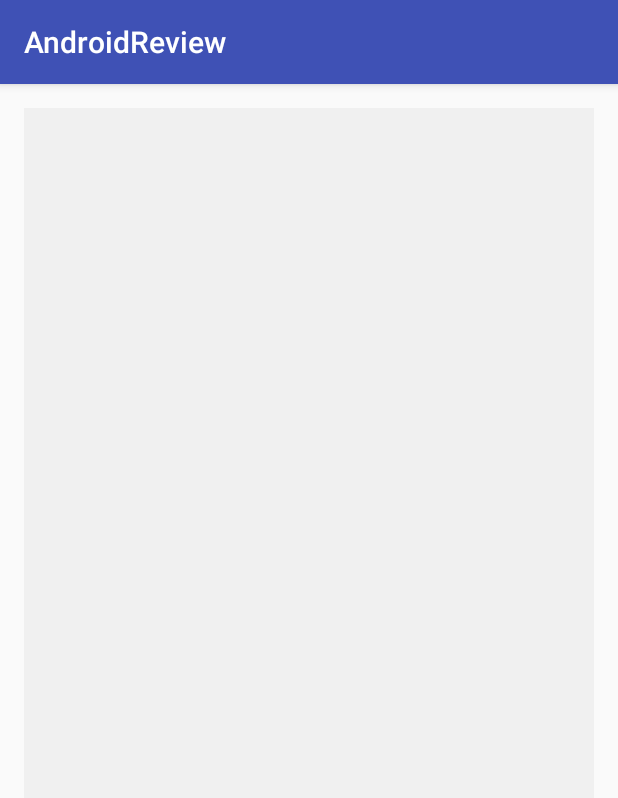
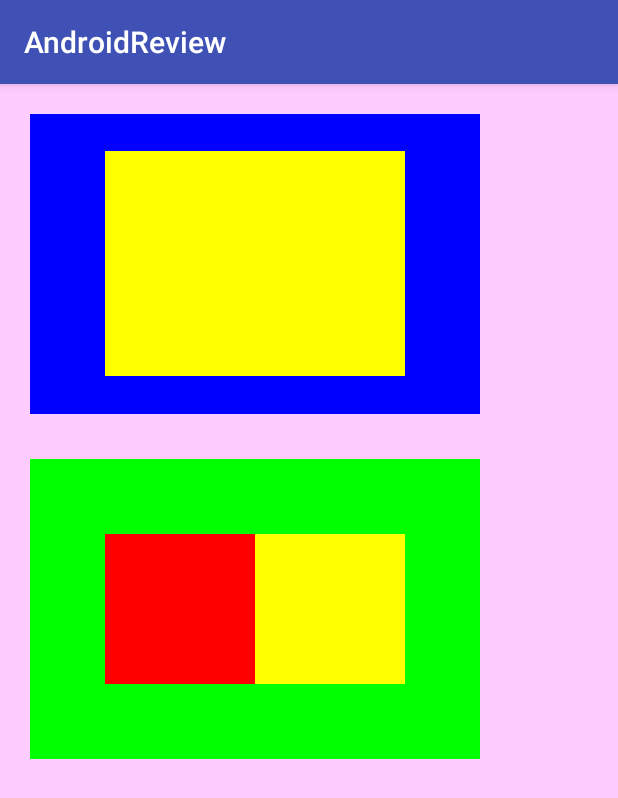
Before and after one commit to JackieHou/AndroidReview, an Android app: the EventActivity screen opened directly, with no data from a screen before it, on a phone screen of 412 x 824 dp. Shown: the top 798 px of the screen. Run offline under Robolectric (Android 15) with nearby library versions, the phone set to English and light mode, and no system bars; our stand-ins replace CircleImageView.

Commit message:
事件分发

```diff
--- /dev/null
+++ b/app/src/main/java/com/qwm/androidreview/eventdemo/MyBlueRelativeLayout.java
@@ -0,0 +1,32 @@
+package com.qwm.androidreview.eventdemo;
+
+import android.content.Context;
+import android.graphics.Color;
+import android.util.AttributeSet;
+import android.util.Log;
+import android.view.MotionEvent;
+import android.widget.RelativeLayout;
+
+/**
+ * <b>Project:</b> AndroidReview01<br>
+ * <b>Create Date:</b> 2017/3/28<br>
+ * <b>Author:</b> qiwenming<br>
+ * <b>Description:</b> <br>
+ */
+public class MyBlueRelativeLayout extends BaseRelativeLayout {
+    private static final String TAG = "MyBlueRelativeLayout";
+    public MyBlueRelativeLayout(Context context) {
+        super(context);
+        setBackgroundColor(Color.BLUE);
+    }
+
+    public MyBlueRelativeLayout(Context context, AttributeSet attrs) {
+        super(context, attrs);
+        setBackgroundColor(Color.BLUE);
+    }
+
+    public MyBlueRelativeLayout(Context context, AttributeSet attrs, int defStyleAttr) {
+        super(context, attrs, defStyleAttr);
+        setBackgroundColor(Color.BLUE);
+    }
+}
--- /dev/null
+++ b/app/src/main/java/com/qwm/androidreview/eventdemo/MyGreenLinearLayout.java
@@ -0,0 +1,36 @@
+package com.qwm.androidreview.eventdemo;
+
+import android.content.Context;
+import android.graphics.Color;
+import android.util.AttributeSet;
+import android.util.Log;
+import android.view.MotionEvent;
+import android.widget.LinearLayout;
+
+/**
+ * <b>Project:</b> AndroidReview01<br>
+ * <b>Create Date:</b> 2017/3/28<br>
+ * <b>Author:</b> qiwenming<br>
+ * <b>Description:</b> <br>
+ */
+public class MyGreenLinearLayout extends BaseLinearLayout{
+
+    private static final String TAG = "MyGreenLinearLayout";
+
+    public MyGreenLinearLayout(Context context) {
+        super(context);
+        setBackgroundColor(Color.GREEN);
+    }
+
+    public MyGreenLinearLayout(Context context, AttributeSet attrs) {
+        super(context, attrs);
+        setBackgroundColor(Color.GREEN);
+    }
+
+    public MyGreenLinearLayout(Context context, AttributeSet attrs, int defStyleAttr) {
+        super(context, attrs, defStyleAttr);
+        setBackgroundColor(Color.GREEN);
+    }
+
+
+}
--- /dev/null
+++ b/app/src/main/java/com/qwm/androidreview/eventdemo/MyRedLinearLayout.java
@@ -0,0 +1,34 @@
+package com.qwm.androidreview.eventdemo;
+
+import android.content.Context;
+import android.graphics.Color;
+import android.util.AttributeSet;
+import android.util.Log;
+import android.view.MotionEvent;
+import android.widget.LinearLayout;
+
+/**
+ * <b>Project:</b> AndroidReview01<br>
+ * <b>Create Date:</b> 2017/3/28<br>
+ * <b>Author:</b> qiwenming<br>
+ * <b>Description:</b> <br>
+ */
+public class MyRedLinearLayout extends BaseLinearLayout{
+    private static final String TAG = "MyRedLinearLayout";
+    public MyRedLinearLayout(Context context) {
+        super(context);
+        setBackgroundColor(Color.RED);
+    }
+
+    public MyRedLinearLayout(Context context, AttributeSet attrs) {
+        super(context, attrs);
+        setBackgroundColor(Color.RED);
+    }
+
+    public MyRedLinearLayout(Context context, AttributeSet attrs, int defStyleAttr) {
+        super(context, attrs, defStyleAttr);
+        setBackgroundColor(Color.RED);
+    }
+
+
+}
--- /dev/null
+++ b/app/src/main/java/com/qwm/androidreview/eventdemo/MyYellowLinearLayout.java
@@ -0,0 +1,31 @@
+package com.qwm.androidreview.eventdemo;
+
+import android.content.Context;
+import android.graphics.Color;
+import android.util.AttributeSet;
+import android.util.Log;
+import android.view.MotionEvent;
+import android.widget.LinearLayout;
+
+/**
+ * <b>Project:</b> AndroidReview01<br>
+ * <b>Create Date:</b> 2017/3/28<br>
+ * <b>Author:</b> qiwenming<br>
+ * <b>Description:</b> <br>
+ */
+public class MyYellowLinearLayout extends BaseRelativeLayout{
+    public MyYellowLinearLayout(Context context) {
+        super(context);
+        setBackgroundColor(Color.YELLOW);
+    }
+
+    public MyYellowLinearLayout(Context context, AttributeSet attrs) {
+        super(context, attrs);
+        setBackgroundColor(Color.YELLOW);
+    }
+
+    public MyYellowLinearLayout(Context context, AttributeSet attrs, int defStyleAttr) {
+        super(context, attrs, defStyleAttr);
+        setBackgroundColor(Color.YELLOW);
+    }
+}
--- a/app/src/main/res/layout/activity_event.xml
+++ b/app/src/main/res/layout/activity_event.xml
@@ -1,19 +1,16 @@
 <?xml version="1.0" encoding="utf-8"?>
-<RelativeLayout xmlns:android="http://schemas.android.com/apk/res/android"
+<com.qwm.androidreview.eventdemo.BaseRelativeLayout xmlns:android="http://schemas.android.com/apk/res/android"
     xmlns:tools="http://schemas.android.com/tools"
     android:layout_width="match_parent"
     android:layout_height="match_parent"
-    android:paddingBottom="@dimen/activity_vertical_margin"
-    android:paddingLeft="@dimen/activity_horizontal_margin"
-    android:paddingRight="@dimen/activity_horizontal_margin"
-    android:paddingTop="@dimen/activity_vertical_margin"
+    android:background="#ffccff"
     tools:context="com.qwm.androidreview.eventdemo.EventActivity">
 
-    <com.qwm.androidreview.eventdemo.MyButton
-        android:background="#f0f0f0"
-        android:id="@+id/btn_button"
-        android:layout_width="match_parent"
-        android:layout_height="match_parent" />
+    <!--<com.qwm.androidreview.eventdemo.MyButton-->
+        <!--android:background="#f0f0f0"-->
+        <!--android:id="@+id/btn_button"-->
+        <!--android:layout_width="match_parent"-->
+        <!--android:layout_height="match_parent" />-->
 
     <!--<Button-->
         <!--android:background="#f0f0f0"-->
@@ -21,5 +18,38 @@
         <!--android:layout_width="match_parent"-->
         <!--android:layout_height="match_parent" />-->
 
+    <com.qwm.androidreview.eventdemo.MyBlueRelativeLayout
+        android:layout_marginTop="20dp"
+        android:layout_marginLeft="20dp"
+        android:gravity="center"
+        android:layout_width="300dp"
+        android:layout_height="200dp">
 
-</RelativeLayout>
+        <com.qwm.androidreview.eventdemo.MyYellowLinearLayout
+            android:layout_width="200dp"
+            android:layout_height="150dp">
+        </com.qwm.androidreview.eventdemo.MyYellowLinearLayout>
+
+    </com.qwm.androidreview.eventdemo.MyBlueRelativeLayout>
+
+    <com.qwm.androidreview.eventdemo.MyGreenLinearLayout
+        android:layout_marginTop="250dp"
+        android:layout_marginLeft="20dp"
+        android:layout_width="300dp"
+        android:gravity="center"
+        android:layout_height="200dp">
+
+        <com.qwm.androidreview.eventdemo.MyRedLinearLayout
+            android:layout_width="100dp"
+            android:layout_height="100dp">
+        </com.qwm.androidreview.eventdemo.MyRedLinearLayout>
+
+        <com.qwm.androidreview.eventdemo.MyYellowLinearLayout
+            android:layout_width="100dp"
+            android:layout_height="100dp">
+        </com.qwm.androidreview.eventdemo.MyYellowLinearLayout>
+
+    </com.qwm.androidreview.eventdemo.MyGreenLinearLayout>
+
+
+</com.qwm.androidreview.eventdemo.BaseRelativeLayout>
```
Also changed, not shown: app/src/main/java/com/qwm/androidreview/eventdemo/BaseLinearLayout.java (added, +37 -0 lines), app/src/main/java/com/qwm/androidreview/eventdemo/BaseRelativeLayout.java (added, +75 -0 lines), app/src/main/java/com/qwm/androidreview/eventdemo/EventActivity.java (+29 -29 lines), app/src/main/java/com/qwm/androidreview/eventdemo/MyBlackRelativeLayout.java (added, +35 -0 lines).
